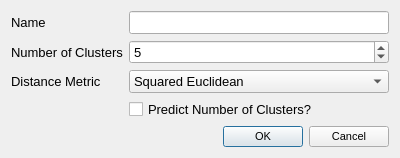
Above: GUI/Analysis/kmeansdialog.ui from VespucciProject/Vespucci before the change. Below: the same form after it.
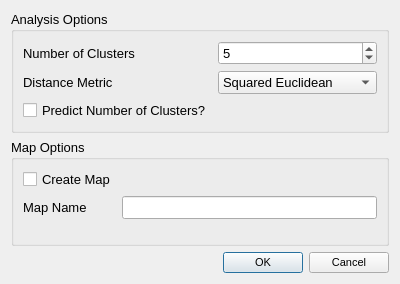
That is the form after the change.

Commit message: Finished interface to classical least squares. Removed "this->" (new style is to only use "this" when passing as pointer). Moved analysis from separate dialog into the same dialogs as imaging. Removed actions associated with the old UnivariateAnalysisDialog and MultiVariateAnalysisDialog. Re-arranged menu in MainWindow to be more logical in layout.

Diff of the .ui file:
```diff
--- a/GUI/Analysis/kmeansdialog.ui
+++ b/GUI/Analysis/kmeansdialog.ui
@@ -7,7 +7,7 @@
     <x>0</x>
     <y>0</y>
     <width>400</width>
-    <height>157</height>
+    <height>284</height>
    </rect>
   </property>
   <property name="font">
@@ -18,25 +18,28 @@
   <property name="windowTitle">
    <string>k-Means Image</string>
   </property>
-  <layout class="QFormLayout" name="formLayout">
-   <item row="0" column="0">
-    <widget class="QLabel" name="label">
+  <layout class="QVBoxLayout" name="verticalLayout">
+   <item>
+    <widget class="QGroupBox" name="groupBox_2">
+     <property name="title">
+      <string>Analysis Options</string>
+     </property>
+     <layout class="QFormLayout" name="formLayout_2">
+      <item row="2" column="0">
+       <widget class="QCheckBox" name="predictionCheckBox">
      <property name="text">
-      <string>Name</string>
+         <string>Predict Number of Clusters?</string>
      </property>
     </widget>
    </item>
-   <item row="0" column="1">
-    <widget class="QLineEdit" name="nameLineEdit"/>
-   </item>
-   <item row="2" column="0">
+      <item row="0" column="0">
     <widget class="QLabel" name="label_2">
      <property name="text">
       <string>Number of Clusters</string>
      </property>
     </widget>
    </item>
-   <item row="2" column="1">
+      <item row="0" column="1">
     <widget class="QSpinBox" name="clustersSpinBox">
      <property name="minimum">
       <number>2</number>
@@ -49,36 +52,14 @@
      </property>
     </widget>
    </item>
-   <item row="5" column="1">
-    <widget class="QDialogButtonBox" name="buttonBox">
-     <property name="font">
-      <font>
-       <pointsize>8</pointsize>
-      </font>
-     </property>
-     <property name="orientation">
-      <enum>Qt::Horizontal</enum>
-     </property>
-     <property name="standardButtons">
-      <set>QDialogButtonBox::Cancel|QDialogButtonBox::Ok</set>
-     </property>
-    </widget>
-   </item>
-   <item row="3" column="0">
+      <item row="1" column="0">
     <widget class="QLabel" name="label_3">
      <property name="text">
       <string>Distance Metric</string>
      </property>
     </widget>
    </item>
-   <item row="4" column="1">
-    <widget class="QCheckBox" name="predictionCheckBox">
-     <property name="text">
-      <string>Predict Number of Clusters?</string>
-     </property>
-    </widget>
-   </item>
-   <item row="3" column="1">
+      <item row="1" column="1">
     <widget class="QComboBox" name="metricComboBox">
      <item>
       <property name="text">
@@ -100,6 +81,50 @@
        <string>Manhattan</string>
       </property>
      </item>
+       </widget>
+      </item>
+     </layout>
+    </widget>
+   </item>
+   <item>
+    <widget class="QGroupBox" name="groupBox">
+     <property name="title">
+      <string>Map Options</string>
+     </property>
+     <layout class="QFormLayout" name="formLayout">
+      <item row="0" column="0">
+       <widget class="QCheckBox" name="mapCheckBox">
+        <property name="text">
+         <string>Create Map</string>
+        </property>
+       </widget>
+      </item>
+      <item row="2" column="0">
+       <widget class="QLabel" name="label">
+        <property name="text">
+         <string>Map Name</string>
+        </property>
+       </widget>
+      </item>
+      <item row="2" column="1">
+       <widget class="QLineEdit" name="nameLineEdit"/>
+      </item>
+     </layout>
+    </widget>
+   </item>
+   <item>
+    <widget class="QDialogButtonBox" name="buttonBox">
+     <property name="font">
+      <font>
+       <pointsize>8</pointsize>
+      </font>
+     </property>
+     <property name="orientation">
+      <enum>Qt::Horizontal</enum>
+     </property>
+     <property name="standardButtons">
+      <set>QDialogButtonBox::Cancel|QDialogButtonBox::Ok</set>
+     </property>
     </widget>
    </item>
   </layout>
```
Lines whose indentation alone changed are shown as unchanged. The commit also changes 49 other files.
